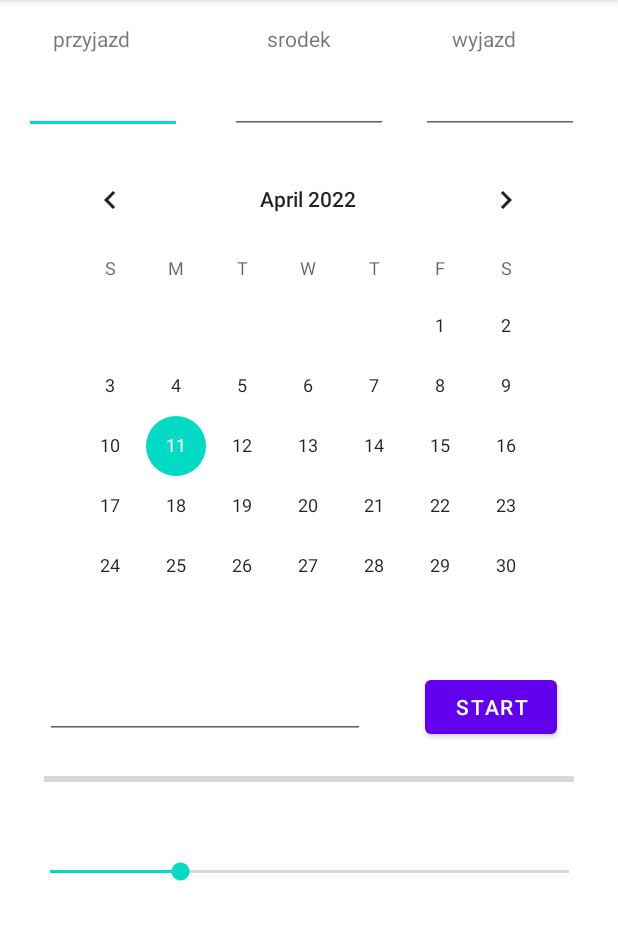
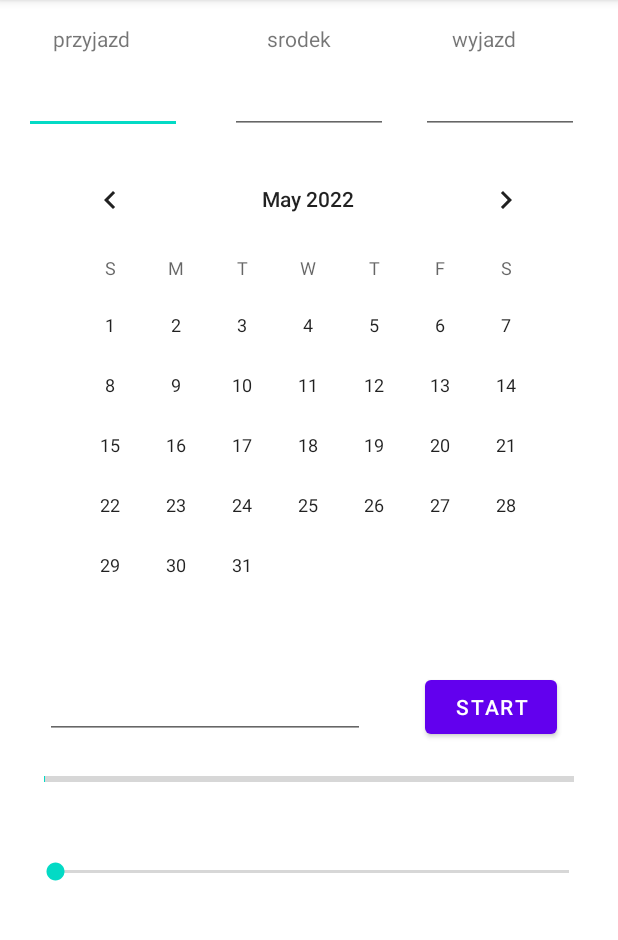
Before and after one commit to AlexSudzik/podroz, an Android app: the screen it shows after launch (MainActivity), after a tap on an icon or button, on a phone screen of 412 x 824 dp, the part 84-1024 px from its top. Run offline under Robolectric (Android 15) with nearby library versions, the phone set to English and light mode, and no system bars; 2 other taps on this screen came first.

```diff
--- a/app/src/main/java/com/example/podroz/MainActivity.kt
+++ b/app/src/main/java/com/example/podroz/MainActivity.kt
@@ -2,9 +2,7 @@ package com.example.podroz
 
 import androidx.appcompat.app.AppCompatActivity
 import android.os.Bundle
-import android.widget.Button
-import android.widget.SeekBar
-import android.widget.Toast
+import android.widget.*
 
 class MainActivity : AppCompatActivity() {
     override fun onCreate(savedInstanceState: Bundle?) {
@@ -13,6 +11,10 @@ class MainActivity : AppCompatActivity() {
 
         val starcik = findViewById<Button>(R.id.starcik)
         val seeky = findViewById<SeekBar>(R.id.seekBar)
+        val numeros = findViewById<EditText>(R.id.editTextNumber)
+        val calendaros = findViewById<CalendarView>(R.id.calendarView)
+
+        calendaros.setMinDate(System.currentTimeMillis());
 
         starcik.setOnClickListener {
 
@@ -26,7 +28,42 @@ class MainActivity : AppCompatActivity() {
                 Toast.LENGTH_SHORT).show()
 
 
+    }
+        seeky.setOnSeekBarChangeListener(object : SeekBar.OnSeekBarChangeListener{
+            override fun onProgressChanged(p0: SeekBar?, p1: Int, p2: Boolean) {
+
+                var progress1 = seeky.progress
+                progress1.toFloat()
+                progress1 = progress1/10
+
+                //numeros.text = "Progress is : $progress%"
+                //numeros.text = progress1.toEditable()
+                (numeros as TextView).text = progress1.toString()
+            }
+
+            override fun onStartTrackingTouch(p0: SeekBar?) {
+
+            }
+
+            override fun onStopTrackingTouch(p0: SeekBar?) {
+
+            }
+
+        })
+
+
+
+
+        /*seeky.setOnSeekBarChangeListener(object : SeekBar.OnSeekBarChangeListener {
+    //seeky.OnSeekBarChangeListener {
+    numeros.text = "text"
+    //getString(seeky.progress)
+
+
+
+
+    }*/
+
 
     }
-    }
 }
--- a/app/src/main/res/layout/activity_main.xml
+++ b/app/src/main/res/layout/activity_main.xml
@@ -87,6 +87,8 @@
         app:layout_constraintEnd_toEndOf="parent"
         app:layout_constraintStart_toStartOf="parent"
         app:layout_constraintTop_toBottomOf="@+id/editTextDate1"
+        android:maxDate="12/31/2022"
+
 
         />
 
@@ -103,7 +105,7 @@
         app:layout_constraintTop_toBottomOf="@+id/starcik"
         android:max="1000"
         android:min="0"
-        android:progress="0"
+        android:progress="1"
 
         />
 
@@ -117,7 +119,7 @@
         app:layout_constraintTop_toBottomOf="@+id/progressBar"
         android:max="100"
         android:min="0"
-        android:progress="25"
+        android:progress="1"
 
         />
 
@@ -128,7 +130,7 @@
         android:layout_marginStart="30dp"
         android:layout_marginTop="10dp"
         android:ems="10"
-        android:inputType="number"
+
         app:layout_constraintStart_toStartOf="parent"
         app:layout_constraintTop_toBottomOf="@+id/calendarView" />
 
```
